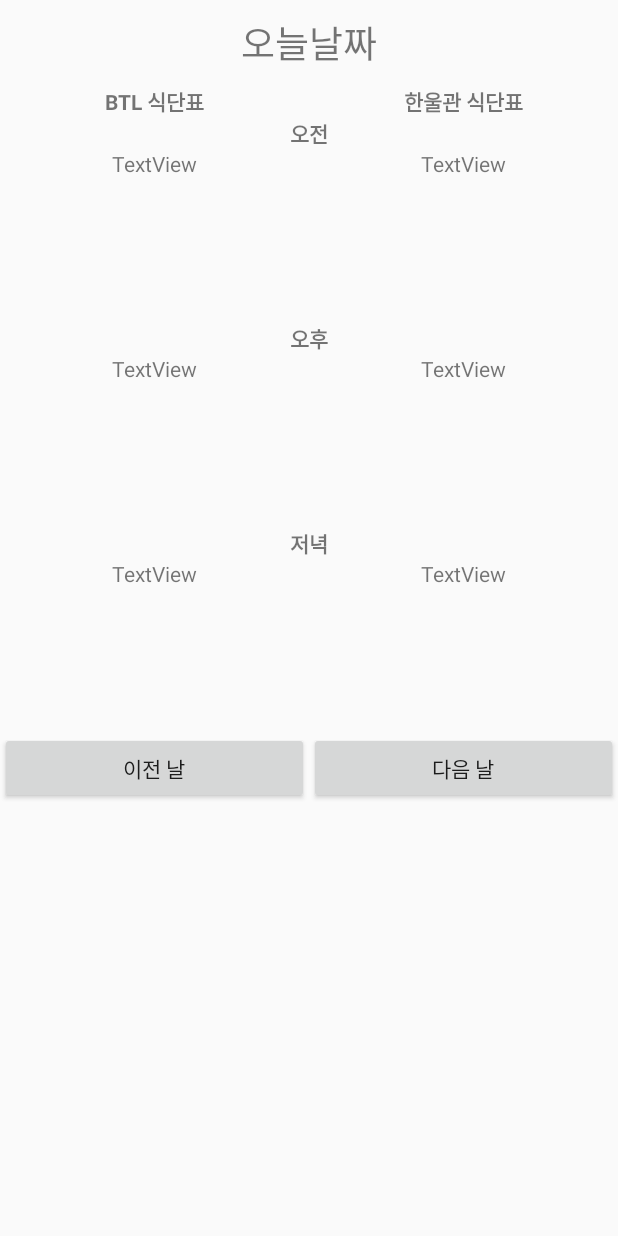
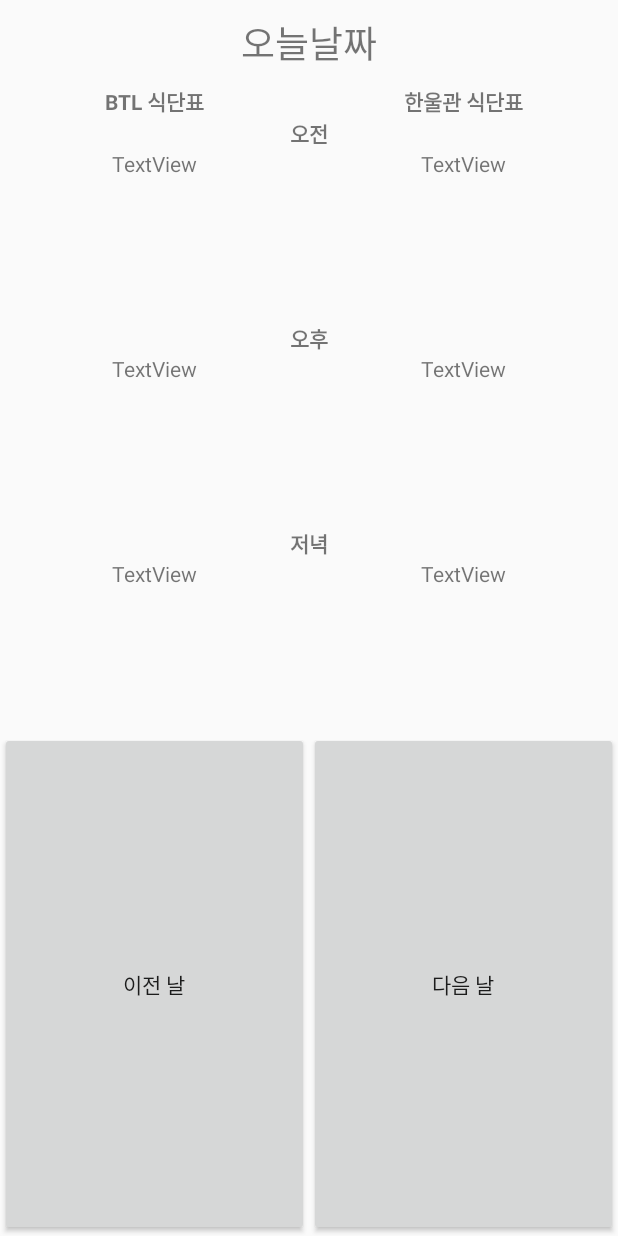
Before and after one commit to hanaset/MNU_APP, an Android app: the layout activity_lunch_main.xml on its own in the app's theme, with its tools: preview values and no code run, on a phone screen of 412 x 824 dp. Run offline under Robolectric (Android 15) with nearby library versions, the phone set to English and light mode, and no system bars.

```diff
--- a/MNU/app/src/main/java/com/example/jeongbin/mnu/WeatherMainActivity.java
+++ b/MNU/app/src/main/java/com/example/jeongbin/mnu/WeatherMainActivity.java
@@ -47,6 +47,7 @@ public class WeatherMainActivity extends AppCompatActivity {
     protected void onCreate(@Nullable Bundle savedInstanceState) {
         super.onCreate(savedInstanceState);
         setContentView(R.layout.activity_weather_main);
+        setTitle("오늘 날씨는 어떠니?");
 
 
 
--- a/MNU/app/src/main/res/layout/activity_lunch_main.xml
+++ b/MNU/app/src/main/res/layout/activity_lunch_main.xml
@@ -139,15 +139,15 @@
 
         <Button
             android:text="이전 날"
-            android:layout_width="wrap_content"
-            android:layout_height="wrap_content"
+            android:layout_width="match_parent"
+            android:layout_height="match_parent"
             android:id="@+id/LM_back_btn"
             android:layout_weight="1" />
 
         <Button
             android:text="다음 날"
-            android:layout_width="wrap_content"
-            android:layout_height="wrap_content"
+            android:layout_width="match_parent"
+            android:layout_height="match_parent"
             android:id="@+id/LM_next_btn"
             android:layout_weight="1" />
     </LinearLayout>
```
Also changed, not shown: MNU/app/src/main/java/com/example/jeongbin/mnu/LunchMainActivity.java (+13 -5 lines), MNU/app/src/main/res/layout/activity_weather_main.xml (+4 -4 lines).
